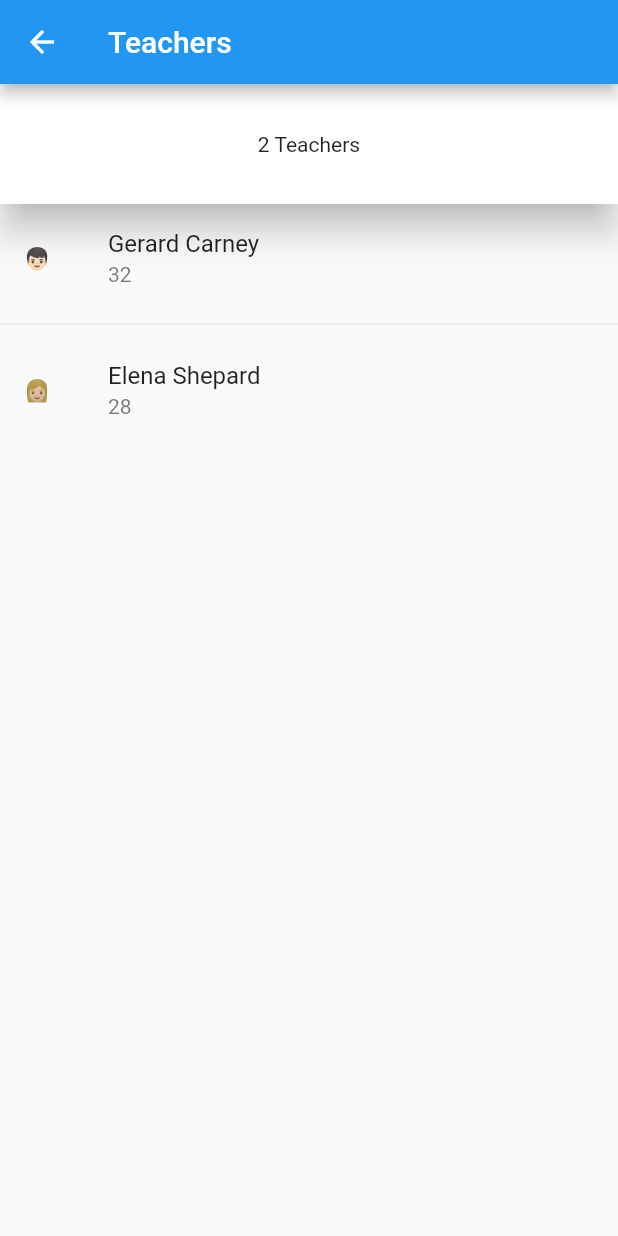
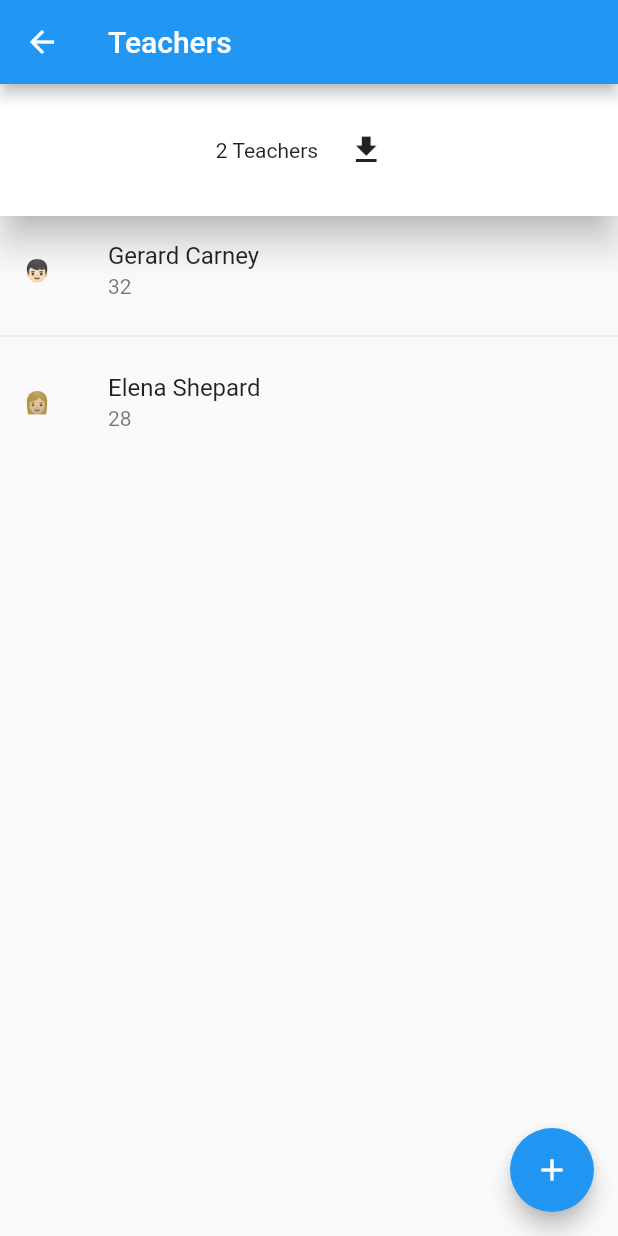
Before and after one commit to BasakK6/student_communication_app, a Flutter app: the screen it shows after launch, after a tap on an icon or button, on a phone screen of 412 x 824 dp. Run offline on Flutter 3.47's test engine with Material 2 defaults, Android fonts, the phone set to English and light mode, and no system bars; our stand-ins replace flutter_riverpod; network calls fail.

Commit message:
connected the teachers page to the mockapi.io rest api

```diff
--- a/lib/main.dart
+++ b/lib/main.dart
@@ -1,11 +1,11 @@
 import 'package:flutter/material.dart';
 import 'package:flutter_riverpod/flutter_riverpod.dart';
-import 'package:student_communication_app/messages_page.dart';
+import 'package:student_communication_app/pages/messages_page.dart';
 import 'package:student_communication_app/repository/messages_repository.dart';
 import 'package:student_communication_app/repository/students_repository.dart';
 import 'package:student_communication_app/repository/teachers_repository.dart';
-import 'package:student_communication_app/students_page.dart';
-import 'package:student_communication_app/teachers_page.dart';
+import 'package:student_communication_app/pages/students_page.dart';
+import 'package:student_communication_app/pages/teachers_page.dart';
 
 void main() {
   runApp(const ProviderScope(child: StudentApp()));
--- /dev/null
+++ b/lib/model/student.dart
@@ -0,0 +1,8 @@
+class Student{
+  String name;
+  String surname;
+  int age;
+  String gender;
+
+  Student(this.name, this.surname, this.age, this.gender);
+}
--- /dev/null
+++ b/lib/model/teacher.dart
@@ -0,0 +1,22 @@
+class Teacher{
+  String name;
+  String surname;
+  int age;
+  String gender;
+
+  Teacher(this.name, this.surname, this.age, this.gender);
+
+  Teacher.fromMap(Map<String, dynamic> map): this(map["name"], map["surname"], map["age"],
+      map["gender"] == true ? "male": "female");
+
+  Map<String, dynamic> toMap() {
+    return {
+      "name":name,
+      "surname":surname,
+      "age": age,
+      "gender": gender == "male" ? true : false
+    };
+  }
+
+
+}
--- a/lib/messages_page.dart
+++ b/lib/pages/messages_page.dart
@@ -1,6 +1,7 @@
 import 'package:flutter/material.dart';
 import 'package:flutter_riverpod/flutter_riverpod.dart';
 import 'package:student_communication_app/repository/messages_repository.dart';
+import 'package:student_communication_app/model/message.dart';
 
 class MessagesPage extends ConsumerStatefulWidget {
   const MessagesPage({Key? key}) : super(key: key);
--- a/lib/students_page.dart
+++ b/lib/pages/students_page.dart
@@ -1,5 +1,6 @@
 import 'package:flutter/material.dart';
 import 'package:flutter_riverpod/flutter_riverpod.dart';
+import 'package:student_communication_app/model/student.dart';
 import 'package:student_communication_app/repository/students_repository.dart';
 
 class StudentsPage extends ConsumerWidget {
--- /dev/null
+++ b/lib/pages/teachers_page.dart
@@ -0,0 +1,124 @@
+import 'package:flutter/material.dart';
+import 'package:flutter_riverpod/flutter_riverpod.dart';
+import 'package:student_communication_app/model/teacher.dart';
+import 'package:student_communication_app/pages/teacher_form_page.dart';
+import 'package:student_communication_app/repository/teachers_repository.dart';
+
+class TeachersPage extends ConsumerWidget {
+  const TeachersPage({Key? key})
+      : super(key: key);
+
+  @override
+  Widget build(BuildContext context, WidgetRef ref) {
+    final teachersRepository = ref.watch(teachersProvider);
+
+    return Scaffold(
+      appBar: AppBar(title: const Text("Teachers")),
+      floatingActionButton: FloatingActionButton(
+        onPressed: ()async{
+          //return a bool? because it the user presses back button or there is an Exception, the return value is null
+          bool? isSuccessful =  await Navigator.of(context).push(MaterialPageRoute(builder: (context){
+            return const TeacherFormPage();
+          },),);
+
+          if(isSuccessful == true){
+            //refresh the data source
+            print("refresh the teachers page");
+          }
+        },
+        child: const Icon(Icons.add),
+      ),
+      body: Column(
+        children: [
+          PhysicalModel(
+            color: Colors.white,
+            elevation: 10,
+            child: Center(
+              child: Padding(
+                padding: const EdgeInsets.all(20),
+                child: Row(
+                  mainAxisAlignment: MainAxisAlignment.center,
+                  children: [
+                    Padding(
+                      padding: const EdgeInsets.only(right: 8.0),
+                      child: Text(
+                          "${teachersRepository.teachers.length} Teachers",textAlign: TextAlign.center,),
+                    ),
+                    const TeacherDownloadButton()
+                  ],
+                ),
+              ),
+            ),
+          ),
+          Expanded(
+            child: ListView.separated(
+              itemBuilder: (context, index) => TeacherListTile(
+                teacher: teachersRepository.teachers[index],
+              ),
+              separatorBuilder: (context, index) => const Divider(),
+              itemCount: teachersRepository.teachers.length,
+            ),
+          ),
+        ],
+      ),
+    );
+  }
+}
+
+class TeacherDownloadButton extends ConsumerStatefulWidget {
+  const TeacherDownloadButton({
+    super.key,
+  });
+
+  @override
+  ConsumerState<TeacherDownloadButton> createState() => _TeacherDownloadButtonState();
+}
+
+class _TeacherDownloadButtonState extends ConsumerState<TeacherDownloadButton> {
+  bool isLoading = false;
+
+  void negateIsLoading(){
+    setState(() {
+      isLoading = !isLoading;
+    });
+  }
+
+  @override
+  Widget build(BuildContext context) {
+    return isLoading ? const CircularProgressIndicator(): IconButton(onPressed: () async {
+      try{
+        negateIsLoading();
+        await ref.read(teachersProvider).download();
+      }
+      catch(_){
+        ScaffoldMessenger.of(context).showSnackBar(const SnackBar(content: Text("The teacher could not be loaded")));
+      }
+      finally{
+        negateIsLoading();
+      }
+
+    }, icon: const Icon(Icons.download),);
+  }
+}
+
+class TeacherListTile extends StatelessWidget {
+  const TeacherListTile({
+    super.key,
+    required this.teacher,
+  });
+
+  final Teacher teacher;
+
+  @override
+  Widget build(BuildContext context) {
+    return ListTile(
+      leading: IntrinsicWidth(
+        child: Center(
+          child: Text(teacher.gender == "female" ? "👩🏼" : "👦🏻"),
+        ),
+      ),
+      title: Text("${teacher.name} ${teacher.surname}"),
+      subtitle: Text(teacher.age.toString()),
+    );
+  }
+}
--- a/lib/repository/students_repository.dart
+++ b/lib/repository/students_repository.dart
@@ -1,5 +1,6 @@
 import 'package:flutter/material.dart';
 import 'package:flutter_riverpod/flutter_riverpod.dart';
+import 'package:student_communication_app/model/student.dart';
 
 class StudentsRepository extends ChangeNotifier{
   final List<Student> students = [
@@ -34,12 +35,3 @@ final studentsProvider = ChangeNotifierProvider(
       return StudentsRepository();
     }
 );
-
-class Student{
-  String name;
-  String surname;
-  int age;
-  String gender;
-
-  Student(this.name, this.surname, this.age, this.gender);
-}
--- a/lib/repository/teachers_repository.dart
+++ b/lib/repository/teachers_repository.dart
@@ -1,22 +1,27 @@
+import 'dart:convert';
+
 import 'package:flutter/material.dart';
 import 'package:flutter_riverpod/flutter_riverpod.dart';
+import 'package:student_communication_app/model/teacher.dart';
+import 'package:student_communication_app/services/data_service.dart';
 
 class TeachersRepository extends ChangeNotifier {
   final List<Teacher> teachers = [
     Teacher("Gerard", "Carney", 32, "male"),
     Teacher("Elena", "Shepard", 28, "female"),
   ];
+
+  DataService dataService;
+  TeachersRepository(this.dataService);
+
+  Future<void> download() async {
+    Teacher teacher = await dataService.downloadTeacher();
+    teachers.add(teacher);
+    notifyListeners();
+  }
+
 }
 
 final teachersProvider = ChangeNotifierProvider((ref) {
-  return TeachersRepository();
+  return TeachersRepository(ref.watch(dataServiceProvider));
 });
-
-class Teacher{
-  String name;
-  String surname;
-  int age;
-  String gender;
-
-  Teacher(this.name, this.surname, this.age, this.gender);
-}
--- a/lib/teachers_page.dart
+++ /dev/null
@@ -1,63 +0,0 @@
-import 'package:flutter/material.dart';
-import 'package:flutter_riverpod/flutter_riverpod.dart';
-import 'package:student_communication_app/repository/teachers_repository.dart';
-
-class TeachersPage extends ConsumerWidget {
-  const TeachersPage({Key? key})
-      : super(key: key);
-
-  @override
-  Widget build(BuildContext context, WidgetRef ref) {
-    final teachersRepository = ref.watch(teachersProvider);
-
-    return Scaffold(
-      appBar: AppBar(title: const Text("Teachers")),
-      body: Column(
-        children: [
-          PhysicalModel(
-            color: Colors.white,
-            elevation: 10,
-            child: Center(
-              child: Padding(
-                padding: const EdgeInsets.all(32),
-                child: Text(
-                    "${teachersRepository.teachers.length} Teachers"),
-              ),
-            ),
-          ),
-          Expanded(
-            child: ListView.separated(
-              itemBuilder: (context, index) => TeacherListTile(
-                teacher: teachersRepository.teachers[index],
-              ),
-              separatorBuilder: (context, index) => const Divider(),
-              itemCount: teachersRepository.teachers.length,
-            ),
-          ),
-        ],
-      ),
-    );
-  }
-}
-
-class TeacherListTile extends StatelessWidget {
-  const TeacherListTile({
-    super.key,
-    required this.teacher,
-  });
-
-  final Teacher teacher;
-
-  @override
-  Widget build(BuildContext context) {
-    return ListTile(
-      leading: IntrinsicWidth(
-        child: Center(
-          child: Text(teacher.gender == "female" ? "👩🏼" : "👦🏻"),
-        ),
-      ),
-      title: Text("${teacher.name} ${teacher.surname}"),
-      subtitle: Text(teacher.age.toString()),
-    );
-  }
-}
--- a/pubspec.yaml
+++ b/pubspec.yaml
@@ -37,6 +37,8 @@ dependencies:
   cupertino_icons: ^1.0.2
   #state management
   flutter_riverpod: ^2.1.3
+  #network requests
+  http: ^0.13.5
 
 dev_dependencies:
   flutter_test:
```
Also changed, not shown: lib/model/message.dart (added, +7 -0 lines), lib/pages/teacher_form_page.dart (added, +147 -0 lines), lib/repository/messages_repository.dart (+1 -8 lines), lib/services/data_service.dart (added, +58 -0 lines), pubspec.lock.
